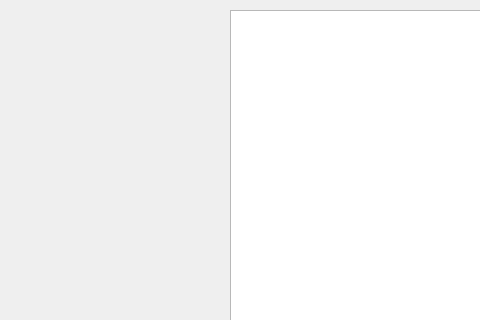
Before: the Qt Designer form control.ui in mesterhazi/PictureViewer, drawn with Qt 5; both pictures show x 0 to 480 and y 0 to 320 of the 800 by 600 pixel window.
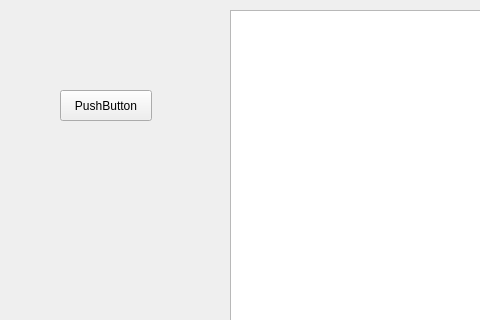
After: the same form once the commit is applied.

```diff
--- a/control.ui
+++ b/control.ui
@@ -23,6 +23,22 @@
       <height>551</height>
      </rect>
     </property>
+    <property name="viewMode">
+     <enum>QListView::IconMode</enum>
+    </property>
+   </widget>
+   <widget class="QPushButton" name="pushButton">
+    <property name="geometry">
+     <rect>
+      <x>60</x>
+      <y>90</y>
+      <width>92</width>
+      <height>31</height>
+     </rect>
+    </property>
+    <property name="text">
+     <string>PushButton</string>
+    </property>
    </widget>
   </widget>
   <widget class="QMenuBar" name="menubar">
```
